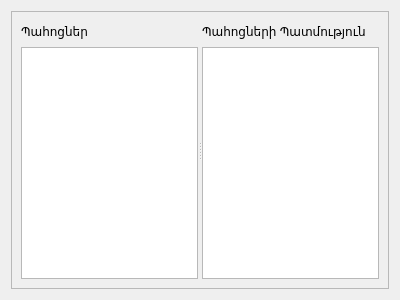
Old version of the form src/storagehistory.ui in the repository ADCompany/AD-Farm.
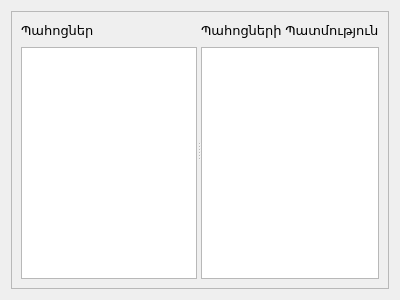
New version of the form.

What changed in the file:
```diff
--- a/src/storagehistory.ui
+++ b/src/storagehistory.ui
@@ -43,7 +43,11 @@
                <item>
                 <widget class="QLabel" name="label">
                  <property name="text">
-                  <string>Պահոցներ</string>
+                  <string>&lt;!DOCTYPE HTML PUBLIC &quot;-//W3C//DTD HTML 4.0//EN&quot; &quot;http://www.w3.org/TR/REC-html40/strict.dtd&quot;&gt;
+&lt;html&gt;&lt;head&gt;&lt;meta name=&quot;qrichtext&quot; content=&quot;1&quot; /&gt;&lt;style type=&quot;text/css&quot;&gt;
+p, li { white-space: pre-wrap; }
+&lt;/style&gt;&lt;/head&gt;&lt;body style=&quot; font-family:'MS Shell Dlg 2'; font-size:8.25pt; font-weight:400; font-style:normal;&quot;&gt;
+&lt;p style=&quot; margin-top:0px; margin-bottom:0px; margin-left:0px; margin-right:0px; -qt-block-indent:0; text-indent:0px;&quot;&gt;&lt;span style=&quot; font-size:10pt;&quot;&gt;Պահոցներ&lt;/span&gt;&lt;/p&gt;&lt;/body&gt;&lt;/html&gt;</string>
                  </property>
                 </widget>
                </item>
@@ -80,7 +84,11 @@
                <item>
                 <widget class="QLabel" name="label_2">
                  <property name="text">
-                  <string>Պահոցների Պատմություն</string>
+                  <string>&lt;!DOCTYPE HTML PUBLIC &quot;-//W3C//DTD HTML 4.0//EN&quot; &quot;http://www.w3.org/TR/REC-html40/strict.dtd&quot;&gt;
+&lt;html&gt;&lt;head&gt;&lt;meta name=&quot;qrichtext&quot; content=&quot;1&quot; /&gt;&lt;style type=&quot;text/css&quot;&gt;
+p, li { white-space: pre-wrap; }
+&lt;/style&gt;&lt;/head&gt;&lt;body style=&quot; font-family:'MS Shell Dlg 2'; font-size:8.25pt; font-weight:400; font-style:normal;&quot;&gt;
+&lt;p style=&quot; margin-top:0px; margin-bottom:0px; margin-left:0px; margin-right:0px; -qt-block-indent:0; text-indent:0px;&quot;&gt;&lt;span style=&quot; font-size:10pt;&quot;&gt;Պահոցների Պատմություն&lt;/span&gt;&lt;/p&gt;&lt;/body&gt;&lt;/html&gt;</string>
                  </property>
                 </widget>
                </item>
```
